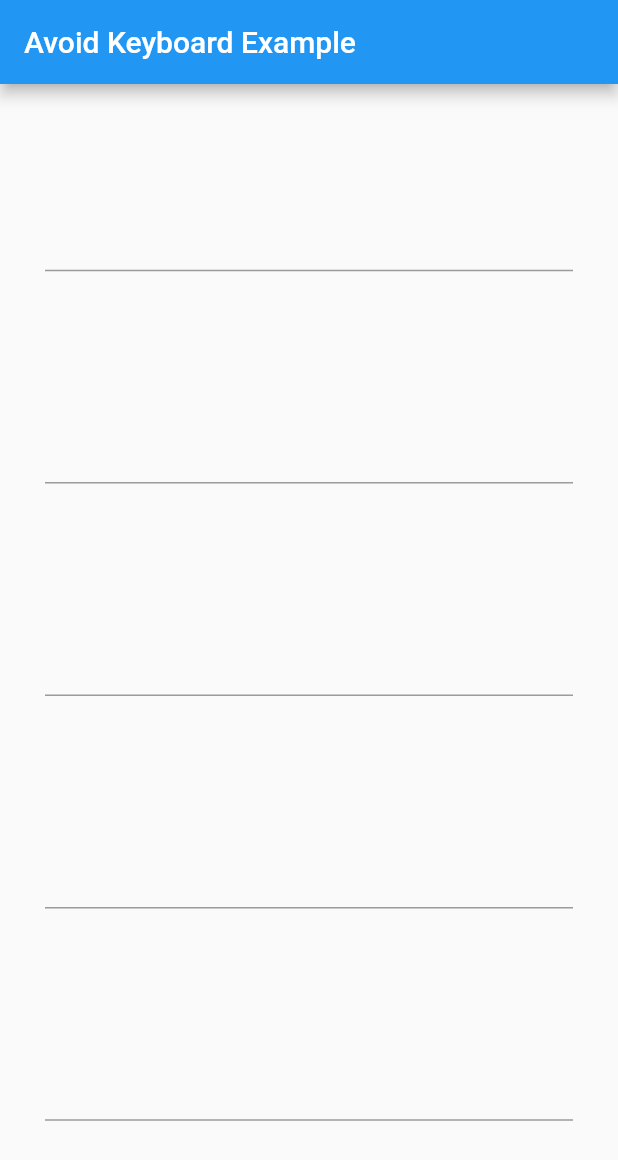
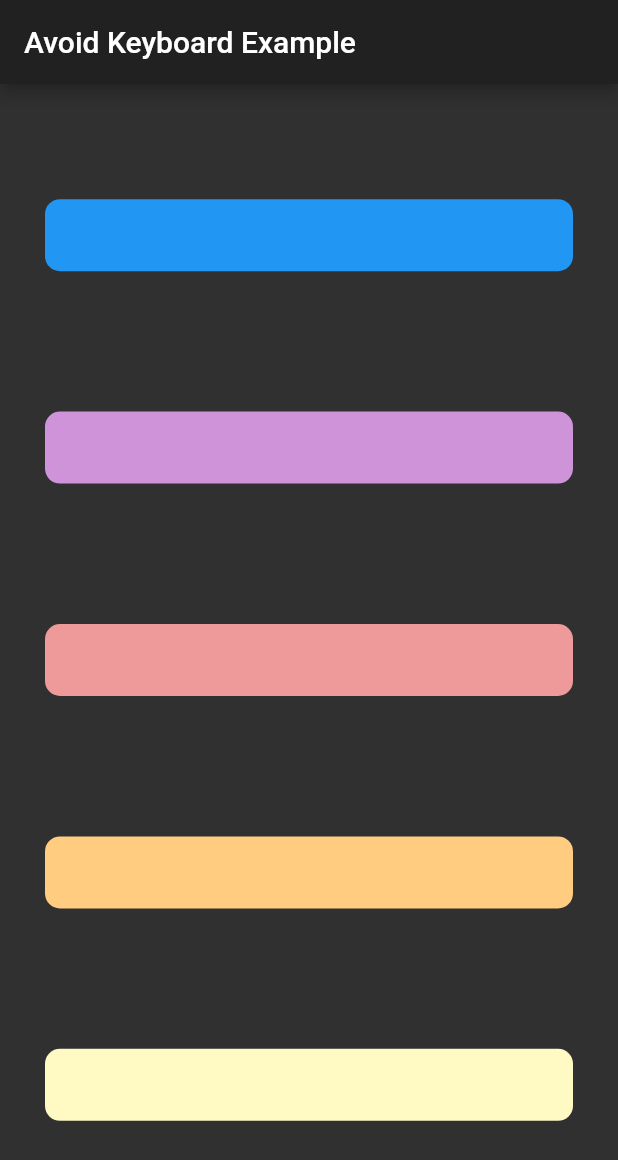
Before and after one commit to HornMichaelS/flutter_avoid_keyboard, a Flutter app: the screen it shows after launch, on a phone screen of 412 x 824 dp. Shown: the top 1160 px of the screen. Run offline on Flutter 3.47's test engine with Material 2 defaults, Android fonts, the phone set to English and light mode, and no system bars; our stand-ins replace after_layout.

Commit message:
Update example app

```diff
--- a/example/lib/main.dart
+++ b/example/lib/main.dart
@@ -11,9 +11,7 @@ class MyApp extends StatelessWidget {
   Widget build(BuildContext context) {
     return MaterialApp(
       title: 'Avoid Keyboard Example',
-      theme: ThemeData(
-        primarySwatch: Colors.blue,
-      ),
+      theme: ThemeData.dark(),
       debugShowCheckedModeBanner: false,
       home: Scaffold(
         appBar: AppBar(title: Text("Avoid Keyboard Example")),
@@ -31,24 +29,65 @@ class AvoidKeyboardExample extends StatelessWidget {
       spacing: 40,
       child: Container(
         padding: EdgeInsets.all(30),
+        child: FocusTraversalGroup(
+          policy: OrderedTraversalPolicy(),
           child: Column(
             mainAxisAlignment: MainAxisAlignment.spaceAround,
             children: [
-            TextField(textInputAction: TextInputAction.next),
-            TextField(
-              textInputAction: TextInputAction.next,
-              autocorrect: false,
+              exampleField(
+                color: Colors.blue,
+                action: TextInputAction.next,
+                order: 0,
               ),
-            TextField(
-              textInputAction: TextInputAction.next,
-              autocorrect: false,
+              exampleField(
+                color: Colors.purple[200],
+                action: TextInputAction.next,
+                order: 1,
               ),
-            TextField(
-              textInputAction: TextInputAction.next,
-              autocorrect: false,
+              exampleField(
+                color: Colors.red[200],
+                action: TextInputAction.next,
+                order: 2,
               ),
-            TextField(),
+              exampleField(
+                color: Colors.orange[200],
+                action: TextInputAction.next,
+                order: 3,
+              ),
+              exampleField(
+                color: Colors.yellow[100],
+                order: 4,
+              ),
             ],
+          ),
+        ),
+      ),
+    );
+  }
+
+  Widget exampleField({
+    TextInputAction? action,
+    Color? color,
+    bool? autocorrect,
+    double? order,
+  }) {
+    return Container(
+      decoration: BoxDecoration(
+        color: color,
+        borderRadius: BorderRadius.circular(10),
+      ),
+      child: FocusTraversalOrder(
+        order: NumericFocusOrder(order ?? 0),
+        child: TextField(
+          cursorColor: Colors.grey,
+          decoration: InputDecoration(
+            contentPadding: EdgeInsets.only(left: 10),
+            focusedBorder: InputBorder.none,
+            disabledBorder: InputBorder.none,
+            border: InputBorder.none,
+          ),
+          autocorrect: autocorrect ?? true,
+          textInputAction: action,
         ),
       ),
     );
```
Lines whose indentation alone changed are shown as unchanged.
